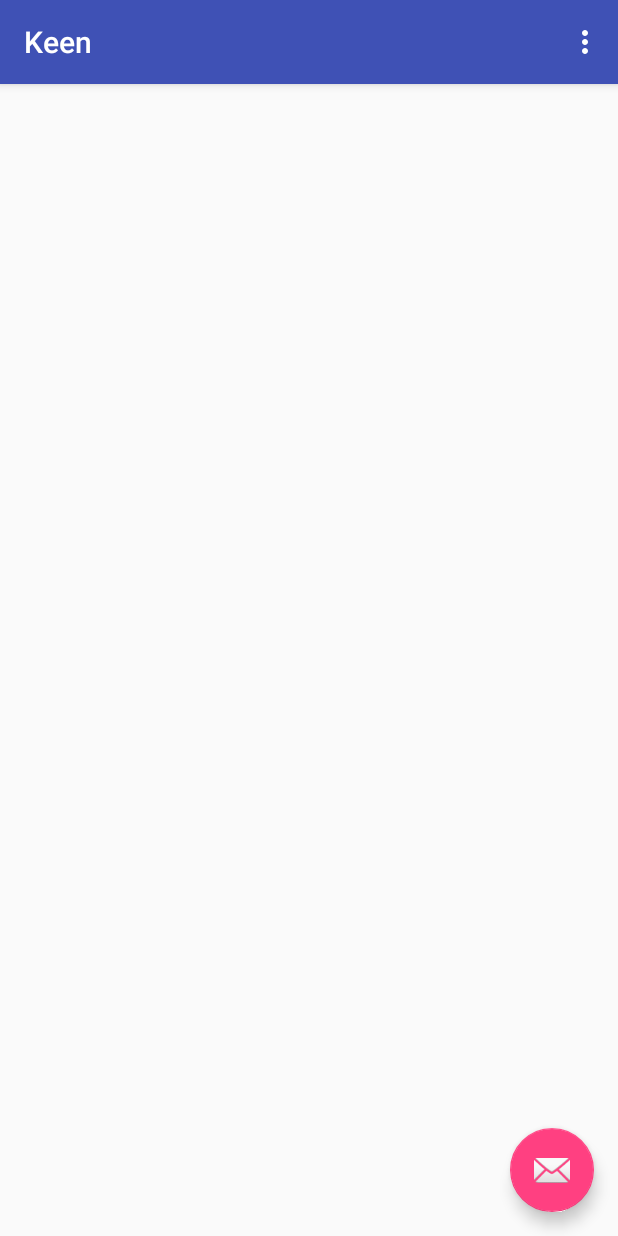
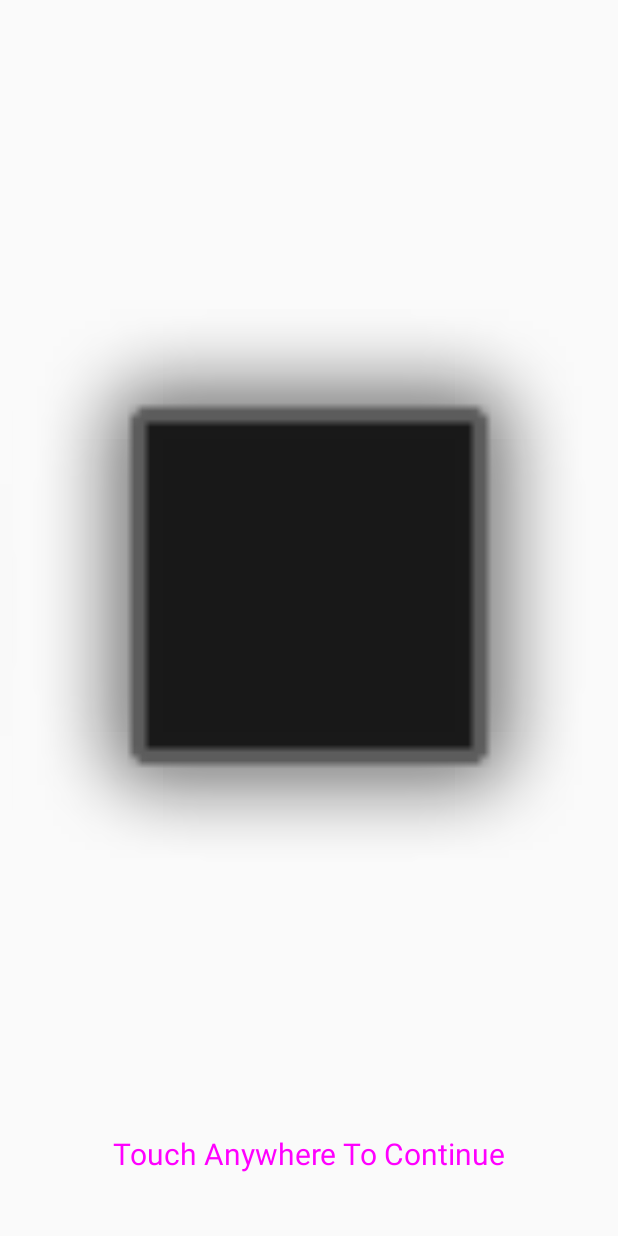
Before and after one commit to kaiyisg/keen, an Android app: the screen it shows after launch (MainActivity), on a phone screen of 412 x 824 dp. Run offline under Robolectric (Android 15) with nearby library versions, the phone set to English and light mode, and no system bars; libraries missing offline, so code that uses them is left out: com.clover.sdk; 1 statement that could not run was skipped.

Commit message:
Created main page

```diff
--- a/app/src/main/java/com/noc/keen/MainActivity.java
+++ b/app/src/main/java/com/noc/keen/MainActivity.java
@@ -4,25 +4,26 @@ import android.accounts.Account;
 import android.os.AsyncTask;
 import android.os.Bundle;
 import android.os.RemoteException;
-import android.support.design.widget.FloatingActionButton;
-import android.support.design.widget.Snackbar;
 import android.support.v7.app.AppCompatActivity;
-import android.support.v7.widget.Toolbar;
-import android.view.View;
 import android.view.Menu;
 import android.view.MenuItem;
+import android.view.MotionEvent;
+import android.view.View;
+import android.widget.ImageView;
 import android.widget.TextView;
 
 import com.clover.sdk.util.CloverAccount;
 import com.clover.sdk.v1.BindingException;
 import com.clover.sdk.v1.ClientException;
 import com.clover.sdk.v1.ServiceException;
+import com.clover.sdk.v1.merchant.Merchant;
 import com.clover.sdk.v1.merchant.MerchantConnector;
 import com.clover.sdk.v3.inventory.InventoryConnector;
 import com.clover.sdk.v3.inventory.Item;
-import com.clover.sdk.v1.merchant.Merchant;
 
-public class MainActivity extends AppCompatActivity {
+import static com.noc.keen.R.id.imageView2;
+
+public class MainActivity extends AppCompatActivity implements View.OnTouchListener{
 
     private Account mAccount;
     private InventoryConnector mInventoryConnector;
@@ -34,17 +35,15 @@ public class MainActivity extends AppCompatActivity {
     protected void onCreate(Bundle savedInstanceState) {
         super.onCreate(savedInstanceState);
         setContentView(R.layout.activity_main);
-        Toolbar toolbar = (Toolbar) findViewById(R.id.toolbar);
-        setSupportActionBar(toolbar);
 
-        FloatingActionButton fab = (FloatingActionButton) findViewById(R.id.fab);
-        fab.setOnClickListener(new View.OnClickListener() {
-            @Override
-            public void onClick(View view) {
-                Snackbar.make(view, "Replace with your own action", Snackbar.LENGTH_LONG)
-                        .setAction("Action", null).show();
-            }
-        });
+        ImageView iv = (ImageView) findViewById(imageView2);
+        iv.setOnTouchListener(this);
+    }
+
+    public boolean onTouch(View v, MotionEvent event) {
+//        Intent intent = new Intent(this, New1.class);
+//        startActivity(intent);
+        return true;
     }
 
     @Override
--- a/app/src/main/res/layout/activity_main.xml
+++ b/app/src/main/res/layout/activity_main.xml
@@ -7,28 +7,33 @@
     android:fitsSystemWindows="true"
     tools:context="com.noc.keen.MainActivity">
 
-    <android.support.design.widget.AppBarLayout
+    <FrameLayout
         android:layout_width="match_parent"
-        android:layout_height="wrap_content"
-        android:theme="@style/AppTheme.AppBarOverlay">
+        android:layout_height="match_parent">
 
-        <android.support.v7.widget.Toolbar
-            android:id="@+id/toolbar"
+        <ImageView
             android:layout_width="match_parent"
-            android:layout_height="?attr/actionBarSize"
-            android:background="?attr/colorPrimary"
-            app:popupTheme="@style/AppTheme.PopupOverlay" />
+            android:layout_height="match_parent"
+            app:srcCompat="@android:drawable/alert_dark_frame"
+            tools:context=".MainActivity"
+            android:id="@+id/imageView2" />
 
-    </android.support.design.widget.AppBarLayout>
+        <RelativeLayout
+            android:layout_width="match_parent"
+            android:layout_height="match_parent">
 
-    <include layout="@layout/content_main" />
+            <TextView
+                android:text="Touch Anywhere To Continue"
+                android:layout_width="wrap_content"
+                android:layout_height="wrap_content"
+                android:layout_alignParentBottom="true"
+                android:layout_centerHorizontal="true"
+                android:layout_marginBottom="41dp"
+                android:textSize="20dp"
+                android:textColor="#ffff00ff"
+                android:id="@+id/textView" />
+        </RelativeLayout>
 
-    <android.support.design.widget.FloatingActionButton
-        android:id="@+id/fab"
-        android:layout_width="wrap_content"
-        android:layout_height="wrap_content"
-        android:layout_gravity="bottom|end"
-        android:layout_margin="@dimen/fab_margin"
-        app:srcCompat="@android:drawable/ic_dialog_email" />
+    </FrameLayout>
 
 </android.support.design.widget.CoordinatorLayout>
```
